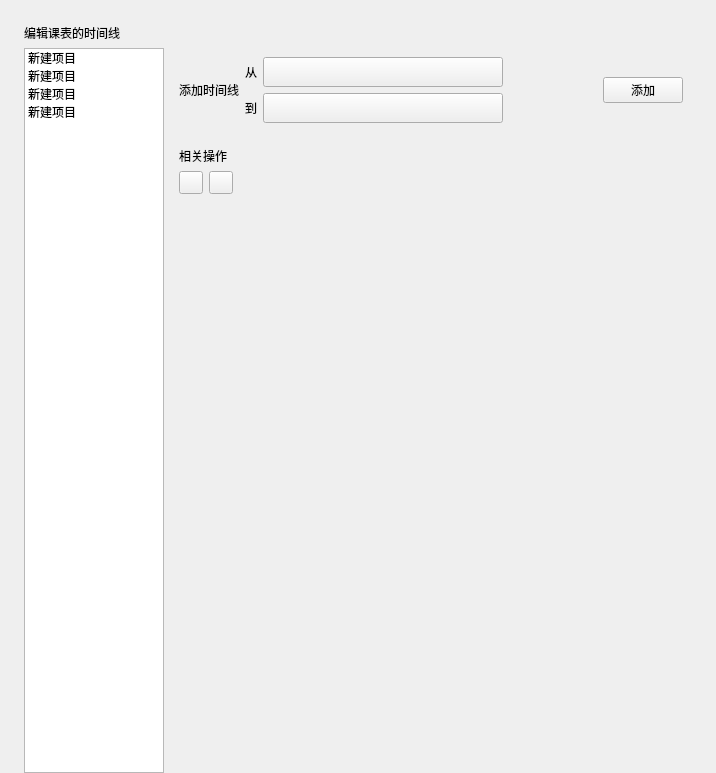
Qt form Resource/ui/set_classes_time.ui (Yamikani-Flipped/LingYun-Class-Widgets) before a commit.
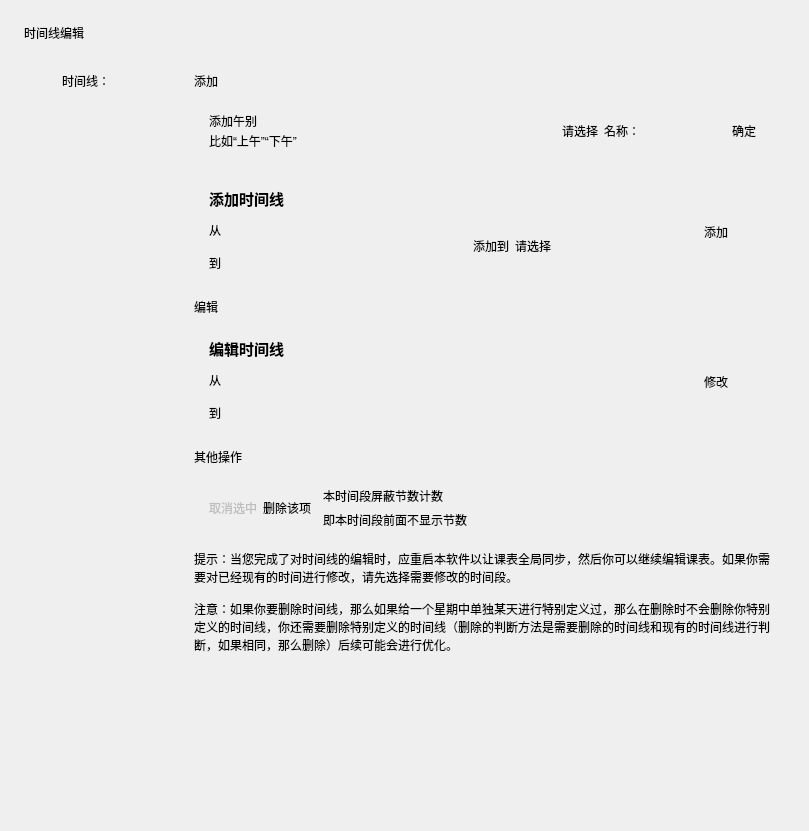
The same form after that commit. Icons and pictures are not drawn. Custom widgets are drawn as their Qt base class.

Patch:
```diff
--- a/Resource/ui/set_classes_time.ui
+++ b/Resource/ui/set_classes_time.ui
@@ -6,8 +6,8 @@
    <rect>
     <x>0</x>
     <y>0</y>
-    <width>716</width>
-    <height>773</height>
+    <width>809</width>
+    <height>831</height>
    </rect>
   </property>
   <property name="sizePolicy">
@@ -35,148 +35,402 @@
    <item row="0" column="0">
     <widget class="TitleLabel" name="TitleLabel">
      <property name="text">
-      <string>编辑课表的时间线</string>
+      <string>时间线编辑</string>
      </property>
     </widget>
    </item>
    <item row="1" column="0">
-    <layout class="QGridLayout" name="gridLayout_4">
-     <item row="0" column="0">
-      <widget class="ListWidget" name="ListWidget">
-       <property name="maximumSize">
-        <size>
-         <width>140</width>
-         <height>16777215</height>
-        </size>
-       </property>
+    <widget class="SmoothScrollArea" name="sm">
+     <property name="styleSheet">
+      <string notr="true">background: transparent; border: none</string>
+     </property>
+     <property name="widgetResizable">
+      <bool>true</bool>
+     </property>
+     <widget class="QWidget" name="scrollAreaWidgetContents">
+      <property name="geometry">
+       <rect>
+        <x>0</x>
+        <y>0</y>
+        <width>761</width>
+        <height>763</height>
+       </rect>
+      </property>
+      <layout class="QHBoxLayout" name="horizontalLayout_7">
        <item>
-        <property name="text">
-         <string>新建项目</string>
-        </property>
-       </item>
-       <item>
-        <property name="text">
-         <string>新建项目</string>
-        </property>
-       </item>
-       <item>
-        <property name="text">
-         <string>新建项目</string>
-        </property>
-       </item>
-       <item>
-        <property name="text">
-         <string>新建项目</string>
-        </property>
-       </item>
-      </widget>
-     </item>
-     <item row="0" column="1">
-      <layout class="QVBoxLayout" name="verticalLayout">
-       <item>
-        <widget class="CardWidget" name="CardWidget">
-         <layout class="QHBoxLayout" name="horizontalLayout_2">
-          <item>
-           <layout class="QHBoxLayout" name="horizontalLayout_3">
-            <item>
-             <widget class="BodyLabel" name="BodyLabel">
-              <property name="text">
-               <string>添加时间线</string>
+        <layout class="QHBoxLayout" name="horizontalLayout_6">
+         <property name="leftMargin">
+          <number>5</number>
+         </property>
+         <property name="topMargin">
+          <number>15</number>
+         </property>
+         <property name="rightMargin">
+          <number>5</number>
+         </property>
+         <item>
+          <layout class="QVBoxLayout" name="verticalLayout_7">
+           <item>
+            <layout class="QHBoxLayout" name="horizontalLayout">
+             <item>
+              <widget class="BodyLabel" name="BodyLabel_10">
+               <property name="text">
+                <string>时间线：</string>
+               </property>
+               <property name="alignment">
+                <set>Qt::AlignRight|Qt::AlignTrailing|Qt::AlignVCenter</set>
+               </property>
+              </widget>
+             </item>
+             <item>
+              <widget class="ComboBox" name="week_ComboBox">
+               <property name="styleSheet">
+                <string notr="true">ComboBox {
+    border: 1px solid rgba(0, 0, 0, 0.073);
+    border-radius: 5px;
+    border-bottom: 1px solid rgba(0, 0, 0, 0.183);
+    padding: 5px 31px 6px 11px;
+    /* font: 14px 'Segoe UI', 'Microsoft YaHei', 'PingFang SC'; */
+    color: black;
+    background-color: rgba(255, 255, 255, 0.7);
+    text-align: left;
+    outline: none;
+}
+
+ComboBox:hover {
+    background-color: rgba(249, 249, 249, 0.5);
+}
+
+ComboBox:pressed {
+    background-color: rgba(249, 249, 249, 0.3);
+    border-bottom: 1px solid rgba(0, 0, 0, 0.073);
+    color: rgba(0, 0, 0, 0.63);
+}
+
+ComboBox:disabled {
+    color: rgba(0, 0, 0, 0.36);
+    background: rgba(249, 249, 249, 0.3);
+    border: 1px solid rgba(0, 0, 0, 0.06);
+    border-bottom: 1px solid rgba(0, 0, 0, 0.06);
+}
+
+ComboBox[isPlaceholderText=true] {
+    color: rgba(0, 0, 0, 0.6063);
+}</string>
+               </property>
+              </widget>
+             </item>
+            </layout>
+           </item>
+           <item>
+            <widget class="ListWidget" name="ListWidget_time">
+             <property name="enabled">
+              <bool>true</bool>
+             </property>
+             <property name="minimumSize">
+              <size>
+               <width>120</width>
+               <height>0</height>
+              </size>
+             </property>
+             <property name="maximumSize">
+              <size>
+               <width>150</width>
+               <height>16777215</height>
+              </size>
+             </property>
+            </widget>
+           </item>
+          </layout>
+         </item>
+         <item>
+          <layout class="QVBoxLayout" name="verticalLayout">
+           <item>
+            <widget class="SubtitleLabel" name="SubtitleLabel">
+             <property name="text">
+              <string>添加</string>
+             </property>
+            </widget>
+           </item>
+           <item>
+            <widget class="CardWidget" name="CardWidget1">
+             <property name="minimumSize">
+              <size>
+               <width>0</width>
+               <height>70</height>
+              </size>
+             </property>
+             <property name="maximumSize">
+              <size>
+               <width>16777215</width>
+               <height>70</height>
+              </size>
+             </property>
+             <layout class="QHBoxLayout" name="horizontalLayout_8">
+              <property name="leftMargin">
+               <number>15</number>
               </property>
-             </widget>
-            </item>
-            <item>
-             <layout class="QFormLayout" name="formLayout">
-              <item row="0" column="0">
-               <widget class="BodyLabel" name="BodyLabel_3">
-                <property name="text">
-                 <string>从</string>
+              <property name="topMargin">
+               <number>15</number>
+              </property>
+              <property name="rightMargin">
+               <number>15</number>
+              </property>
+              <property name="bottomMargin">
+               <number>15</number>
+              </property>
+              <item>
+               <layout class="QVBoxLayout" name="verticalLayout_5">
+                <property name="spacing">
+                 <number>0</number>
                 </property>
-               </widget>
+                <item>
+                 <widget class="StrongBodyLabel" name="add_label_1">
+                  <property name="sizePolicy">
+                   <sizepolicy hsizetype="Expanding" vsizetype="Preferred">
+                    <horstretch>0</horstretch>
+                    <verstretch>0</verstretch>
+                   </sizepolicy>
+                  </property>
+                  <property name="text">
+                   <string>添加午别</string>
+                  </property>
+                 </widget>
+                </item>
+                <item>
+                 <widget class="CaptionLabel" name="add_label_2">
+                  <property name="text">
+                   <string>比如“上午”“下午”</string>
+                  </property>
+                  <property name="wordWrap">
+                   <bool>true</bool>
+                  </property>
+                  <property name="lightColor" stdset="0">
+                   <color alpha="150">
+                    <red>0</red>
+                    <green>0</green>
+                    <blue>0</blue>
+                   </color>
+                  </property>
+                  <property name="darkColor" stdset="0">
+                   <color alpha="200">
+                    <red>255</red>
+                    <green>255</green>
+                    <blue>255</blue>
+                   </color>
+                  </property>
+                 </widget>
+                </item>
+               </layout>
               </item>
-              <item row="0" column="1">
-               <widget class="TimePicker" name="TimePicker">
-                <property name="minimumSize">
+              <item>
+               <spacer name="horizontalSpacer_2">
+                <property name="orientation">
+                 <enum>Qt::Horizontal</enum>
+                </property>
+                <property name="sizeHint" stdset="0">
                  <size>
-                  <width>240</width>
-                  <height>30</height>
+                  <width>40</width>
+                  <height>20</height>
                  </size>
                 </property>
+               </spacer>
+              </item>
+              <item>
+               <widget class="ComboBox" name="name_box">
+                <property name="text">
+                 <string>请选择</string>
+                </property>
                </widget>
               </item>
-              <item row="1" column="0">
-               <widget class="BodyLabel" name="BodyLabel_4">
+              <item>
+               <widget class="BodyLabel" name="name_label">
                 <property name="text">
-                 <string>到</string>
+                 <string>名称：</string>
                 </property>
                </widget>
               </item>
-              <item row="1" column="1">
-               <widget class="TimePicker" name="TimePicker_4">
+              <item>
+               <widget class="TextEdit" name="name_edit">
                 <property name="minimumSize">
                  <size>
-                  <width>240</width>
-                  <height>30</height>
+                  <width>0</width>
+                  <height>0</height>
                  </size>
+                </property>
+                <property name="maximumSize">
+                 <size>
+                  <width>80</width>
+                  <height>35</height>
+                 </size>
+                </property>
+               </widget>
+              </item>
+              <item>
+               <widget class="PushButton" name="add_Button">
+                <property name="text">
+                 <string>确定</string>
+                </property>
+                <property name="icon">
+                 <iconset theme="DELETE">
+                  <normaloff>C:/Users/username</normaloff>C:/Users/username</iconset>
+                </property>
+                <property name="hasIcon" stdset="0">
+                 <bool>false</bool>
                 </property>
                </widget>
               </item>
              </layout>
-            </item>
-           </layout>
-          </item>
-          <item>
-           <spacer name="horizontalSpacer_2">
-            <property name="orientation">
-             <enum>Qt::Horizontal</enum>
-            </property>
-            <property name="sizeHint" stdset="0">
-             <size>
-              <width>40</width>
-              <height>20</height>
-             </size>
-            </property>
-           </spacer>
-          </item>
-          <item>
-           <widget class="PrimaryPushButton" name="PrimaryPushButton">
-            <property name="minimumSize">
-             <size>
-              <width>80</width>
-              <height>0</height>
-             </size>
-            </property>
-            <property name="text">
-             <string>添加</string>
-            </property>
-           </widget>
-          </item>
-         </layout>
-        </widget>
-       </item>
-       <item>
-        <widget class="CardWidget" name="CardWidget_2">
-         <layout class="QHBoxLayout" name="horizontalLayout_4">
-          <item>
-           <layout class="QVBoxLayout" name="verticalLayout_3">
-            <item>
-             <widget class="BodyLabel" name="BodyLabel_2">
-              <property name="text">
-               <string>相关操作</string>
+            </widget>
+           </item>
+           <item>
+            <widget class="CardWidget" name="CardWidget2">
+             <property name="maximumSize">
+              <size>
+               <width>16777215</width>
+               <height>120</height>
+              </size>
+             </property>
+             <layout class="QHBoxLayout" name="horizontalLayout_2">
+              <property name="leftMargin">
+               <number>15</number>
               </property>
-             </widget>
-            </item>
-            <item>
-             <layout class="QHBoxLayout" name="horizontalLayout_5">
+              <property name="topMargin">
+               <number>15</number>
+              </property>
+              <property name="rightMargin">
+               <number>15</number>
+              </property>
+              <property name="bottomMargin">
+               <number>15</number>
+              </property>
               <item>
-               <widget class="ToolButton" name="ToolButton">
-                <property name="text">
-                 <string/>
-                </property>
-               </widget>
-              </item>
-              <item>
-               <widget class="PrimaryToolButton" name="PrimaryToolButton"/>
+               <layout class="QVBoxLayout" name="verticalLayout_2">
+                <item>
+                 <widget class="BodyLabel" name="BodyLabel_3">
+                  <property name="font">
+                   <font>
+                    <family>微软雅黑</family>
+                    <pointsize>11</pointsize>
+                    <weight>75</weight>
+                    <bold>true</bold>
+                   </font>
+                  </property>
+                  <property name="text">
+                   <string>添加时间线</string>
+                  </property>
+                 </widget>
+                </item>
+                <item>
+                 <layout class="QFormLayout" name="formLayout_2">
+                  <item row="0" column="0">
+                   <layout class="QFormLayout" name="formLayout_3">
+                    <item row="0" column="0">
+                     <widget class="BodyLabel" name="BodyLabel_6">
+                      <property name="text">
+                       <string>从</string>
+                      </property>
+                     </widget>
+                    </item>
+                    <item row="0" column="1">
+                     <widget class="TimePicker" name="TimePicker_from">
+                      <property name="minimumSize">
+                       <size>
+                        <width>240</width>
+                        <height>30</height>
+                       </size>
+                      </property>
+                      <property name="text">
+                       <string/>
+                      </property>
+                      <property name="secondVisible">
+                       <bool>false</bool>
+                      </property>
+                     </widget>
+                    </item>
+                    <item row="1" column="0">
+                     <widget class="BodyLabel" name="BodyLabel_7">
+                      <property name="text">
+                       <string>到</string>
+                      </property>
+                     </widget>
+                    </item>
+                    <item row="1" column="1">
+                     <widget class="TimePicker" name="TimePicker_to">
+                      <property name="minimumSize">
+                       <size>
+                        <width>240</width>
+                        <height>30</height>
+                       </size>
+                      </property>
+                     </widget>
+                    </item>
+                   </layout>
+                  </item>
+                  <item row="0" column="1">
+                   <layout class="QVBoxLayout" name="verticalLayout_3">
+                    <item>
+                     <spacer name="verticalSpacer_2">
+                      <property name="orientation">
+                       <enum>Qt::Vertical</enum>
+                      </property>
+                      <property name="sizeHint" stdset="0">
+                       <size>
+                        <width>20</width>
+                        <height>40</height>
+                       </size>
+                      </property>
+                     </spacer>
+                    </item>
+                    <item>
+                     <layout class="QHBoxLayout" name="horizontalLayout_5">
+                      <item>
+                       <widget class="BodyLabel" name="BodyLabel_5">
+                        <property name="text">
+                         <string>添加到</string>
+                        </property>
+                       </widget>
+                      </item>
+                      <item>
+                       <widget class="ComboBox" name="add_name_box">
+                        <property name="text">
+                         <string>请选择</string>
+                        </property>
+                       </widget>
+                      </item>
+                      <item>
+                       <spacer name="horizontalSpacer_4">
+                        <property name="orientation">
+                         <enum>Qt::Horizontal</enum>
+                        </property>
+                        <property name="sizeHint" stdset="0">
+                         <size>
+                          <width>40</width>
+                          <height>20</height>
+                         </size>
+                        </property>
+                       </spacer>
+                      </item>
+                     </layout>
+                    </item>
+                    <item>
+                     <spacer name="verticalSpacer_3">
+                      <property name="orientation">
+                       <enum>Qt::Vertical</enum>
+                      </property>
+                      <property name="sizeHint" stdset="0">
+                       <size>
+                        <width>20</width>
+                        <height>40</height>
+                       </size>
+                      </property>
+                     </spacer>
+                    </item>
+                   </layout>
+                  </item>
+                 </layout>
+                </item>
+               </layout>
               </item>
               <item>
                <spacer name="horizontalSpacer_3">
@@ -191,33 +445,326 @@
                 </property>
                </spacer>
               </item>
+              <item>
+               <widget class="PrimaryPushButton" name="addtime_Button">
+                <property name="minimumSize">
+                 <size>
+                  <width>80</width>
+                  <height>0</height>
+                 </size>
+                </property>
+                <property name="text">
+                 <string>添加</string>
+                </property>
+                <property name="hasIcon" stdset="0">
+                 <bool>false</bool>
+                </property>
+               </widget>
+              </item>
              </layout>
-            </item>
-           </layout>
-          </item>
-         </layout>
-        </widget>
-       </item>
-       <item>
-        <spacer name="verticalSpacer">
-         <property name="orientation">
-          <enum>Qt::Vertical</enum>
-         </property>
-         <property name="sizeHint" stdset="0">
-          <size>
-           <width>20</width>
-           <height>40</height>
-          </size>
-         </property>
-        </spacer>
+            </widget>
+           </item>
+           <item>
+            <widget class="SubtitleLabel" name="edit_Label">
+             <property name="text">
+              <string>编辑</string>
+             </property>
+            </widget>
+           </item>
+           <item>
+            <widget class="CardWidget" name="CardWidget4">
+             <property name="maximumSize">
+              <size>
+               <width>16777215</width>
+               <height>120</height>
+              </size>
+             </property>
+             <layout class="QHBoxLayout" name="horizontalLayout_3">
+              <property name="leftMargin">
+               <number>15</number>
+              </property>
+              <property name="topMargin">
+               <number>15</number>
+              </property>
+              <property name="rightMargin">
+               <number>15</number>
+              </property>
+              <property name="bottomMargin">
+               <number>15</number>
+              </property>
+              <item>
+               <layout class="QVBoxLayout" name="verticalLayout_4">
+                <item>
+                 <widget class="BodyLabel" name="BodyLabel_4">
+                  <property name="font">
+                   <font>
+                    <family>微软雅黑</family>
+                    <pointsize>11</pointsize>
+                    <weight>75</weight>
+                    <bold>true</bold>
+                   </font>
+                  </property>
+                  <property name="text">
+                   <string>编辑时间线</string>
+                  </property>
+                 </widget>
+                </item>
+                <item>
+                 <layout class="QFormLayout" name="formLayout_4">
+                  <item row="0" column="0">
+                   <layout class="QFormLayout" name="formLayout_5">
+                    <item row="0" column="0">
+                     <widget class="BodyLabel" name="BodyLabel_8">
+                      <property name="text">
+                       <string>从</string>
+                      </property>
+                     </widget>
+                    </item>
+                    <item row="0" column="1">
+                     <widget class="TimePicker" name="TimePicker_from_edit">
+                      <property name="minimumSize">
+                       <size>
+                        <width>240</width>
+                        <height>30</height>
+                       </size>
+                      </property>
+                      <property name="text">
+                       <string/>
+                      </property>
+                      <property name="secondVisible">
+                       <bool>false</bool>
+                      </property>
+                     </widget>
+                    </item>
+                    <item row="1" column="0">
+                     <widget class="BodyLabel" name="BodyLabel_9">
+                      <property name="text">
+                       <string>到</string>
+                      </property>
+                     </widget>
+                    </item>
+                    <item row="1" column="1">
+                     <widget class="TimePicker" name="TimePicker_to_edit">
+                      <property name="minimumSize">
+                       <size>
+                        <width>240</width>
+                        <height>30</height>
+                       </size>
+                      </property>
+                     </widget>
+                    </item>
+                   </layout>
+                  </item>
+                 </layout>
+                </item>
+               </layout>
+              </item>
+              <item>
+               <spacer name="horizontalSpacer_6">
+                <property name="orientation">
+                 <enum>Qt::Horizontal</enum>
+                </property>
+                <property name="sizeHint" stdset="0">
+                 <size>
+                  <width>40</width>
+                  <height>20</height>
+                 </size>
+                </property>
+               </spacer>
+              </item>
+              <item>
+               <widget class="PrimaryPushButton" name="edit_Button">
+                <property name="minimumSize">
+                 <size>
+                  <width>80</width>
+                  <height>0</height>
+                 </size>
+                </property>
+                <property name="text">
+                 <string>修改</string>
+                </property>
+                <property name="hasIcon" stdset="0">
+                 <bool>false</bool>
+                </property>
+               </widget>
+              </item>
+             </layout>
+            </widget>
+           </item>
+           <item>
+            <widget class="SubtitleLabel" name="SubtitleLabel_2">
+             <property name="text">
+              <string>其他操作</string>
+             </property>
+            </widget>
+           </item>
+           <item>
+            <widget class="CardWidget" name="CardWidget3">
+             <property name="minimumSize">
+              <size>
+               <width>0</width>
+               <height>70</height>
+              </size>
+             </property>
+             <layout class="QHBoxLayout" name="horizontalLayout_4">
+              <property name="leftMargin">
+               <number>15</number>
+              </property>
+              <property name="topMargin">
+               <number>15</number>
+              </property>
+              <property name="rightMargin">
+               <number>15</number>
+              </property>
+              <property name="bottomMargin">
+               <number>15</number>
+              </property>
+              <item>
+               <widget class="PushButton" name="cancel_Button">
+                <property name="enabled">
+                 <bool>false</bool>
+                </property>
+                <property name="text">
+                 <string>取消选中</string>
+                </property>
+               </widget>
+              </item>
+              <item>
+               <widget class="PushButton" name="del_Button">
+                <property name="text">
+                 <string>删除该项</string>
+                </property>
+                <property name="icon">
+                 <iconset theme="DELETE">
+                  <normaloff>C:/Users/username</normaloff>C:/Users/username</iconset>
+                </property>
+                <property name="hasIcon" stdset="0">
+                 <bool>false</bool>
+                </property>
+               </widget>
+              </item>
+              <item>
+               <widget class="VerticalSeparator" name="VerticalSeparator"/>
+              </item>
+              <item>
+               <layout class="QVBoxLayout" name="verticalLayout_6">
+                <item>
+                 <widget class="BodyLabel" name="BodyLabel_2">
+                  <property name="text">
+                   <string>本时间段屏蔽节数计数</string>
+                  </property>
+                 </widget>
+                </item>
+                <item>
+                 <widget class="CaptionLabel" name="CaptionLabel">
+                  <property name="text">
+                   <string>即本时间段前面不显示节数</string>
+                  </property>
+                  <property name="lightColor" stdset="0">
+                   <color>
+                    <red>129</red>
+                    <green>129</green>
+                    <blue>129</blue>
+                   </color>
+                  </property>
+                  <property name="darkColor" stdset="0">
+                   <color>
+                    <red>145</red>
+                    <green>145</green>
+                    <blue>145</blue>
+                   </color>
+                  </property>
+                 </widget>
+                </item>
+               </layout>
+              </item>
+              <item>
+               <widget class="SwitchButton" name="Counter_SwitchButton">
+                <property name="enabled">
+                 <bool>true</bool>
+                </property>
+                <property name="onText">
+                 <string>开</string>
+                </property>
+                <property name="offText">
+                 <string>关</string>
+                </property>
+               </widget>
+              </item>
+              <item>
+               <spacer name="horizontalSpacer">
+                <property name="orientation">
+                 <enum>Qt::Horizontal</enum>
+                </property>
+                <property name="sizeHint" stdset="0">
+                 <size>
+                  <width>40</width>
+                  <height>20</height>
+                 </size>
+                </property>
+               </spacer>
+              </item>
+             </layout>
+            </widget>
+           </item>
+           <item>
+            <widget class="BodyLabel" name="BodyLabel">
+             <property name="text">
+              <string>提示：当您完成了对时间线的编辑时，应重启本软件以让课表全局同步，然后你可以继续编辑课表。如果你需要对已经现有的时间进行修改，请先选择需要修改的时间段。
+
+注意：如果你要删除时间线，那么如果给一个星期中单独某天进行特别定义过，那么在删除时不会删除你特别定义的时间线，你还需要删除特别定义的时间线（删除的判断方法是需要删除的时间线和现有的时间线进行判断，如果相同，那么删除）后续可能会进行优化。</string>
+             </property>
+             <property name="textFormat">
+              <enum>Qt::PlainText</enum>
+             </property>
+             <property name="wordWrap">
+              <bool>true</bool>
+             </property>
+             <property name="lightColor" stdset="0">
+              <color>
+               <red>111</red>
+               <green>111</green>
+               <blue>111</blue>
+              </color>
+             </property>
+             <property name="darkColor" stdset="0">
+              <color>
+               <red>179</red>
+               <green>179</green>
+               <blue>179</blue>
+              </color>
+             </property>
+            </widget>
+           </item>
+           <item>
+            <spacer name="verticalSpacer">
+             <property name="orientation">
+              <enum>Qt::Vertical</enum>
+             </property>
+             <property name="sizeHint" stdset="0">
+              <size>
+               <width>20</width>
+               <height>40</height>
+              </size>
+             </property>
+            </spacer>
+           </item>
+          </layout>
+         </item>
+        </layout>
        </item>
       </layout>
-     </item>
-    </layout>
+     </widget>
+    </widget>
    </item>
   </layout>
  </widget>
  <customwidgets>
+  <customwidget>
+   <class>ComboBox</class>
+   <extends>QPushButton</extends>
+   <header>qfluentwidgets</header>
+  </customwidget>
   <customwidget>
    <class>PushButton</class>
    <extends>QPushButton</extends>
@@ -229,13 +776,13 @@
    <header>qfluentwidgets</header>
   </customwidget>
   <customwidget>
-   <class>ToolButton</class>
-   <extends>QToolButton</extends>
+   <class>SwitchButton</class>
+   <extends>QWidget</extends>
    <header>qfluentwidgets</header>
   </customwidget>
   <customwidget>
-   <class>PrimaryToolButton</class>
-   <extends>ToolButton</extends>
+   <class>VerticalSeparator</class>
+   <extends>QWidget</extends>
    <header>qfluentwidgets</header>
   </customwidget>
   <customwidget>
@@ -244,21 +791,47 @@
    <header>qfluentwidgets</header>
    <container>1</container>
   </customwidget>
+  <customwidget>
+   <class>SmoothScrollArea</class>
+   <extends>QScrollArea</extends>
+   <header>qfluentwidgets</header>
+   <container>1</container>
+  </customwidget>
   <customwidget>
    <class>TimePicker</class>
    <extends>QPushButton</extends>
    <header>qfluentwidgets</header>
   </customwidget>
+  <customwidget>
+   <class>CaptionLabel</class>
+   <extends>QLabel</extends>
+   <header>qfluentwidgets</header>
+  </customwidget>
   <customwidget>
    <class>BodyLabel</class>
    <extends>QLabel</extends>
    <header>qfluentwidgets</header>
   </customwidget>
+  <customwidget>
+   <class>StrongBodyLabel</class>
+   <extends>QLabel</extends>
+   <header>qfluentwidgets</header>
+  </customwidget>
+  <customwidget>
+   <class>SubtitleLabel</class>
+   <extends>QLabel</extends>
+   <header>qfluentwidgets</header>
+  </customwidget>
   <customwidget>
    <class>TitleLabel</class>
    <extends>QLabel</extends>
    <header>qfluentwidgets</header>
   </customwidget>
+  <customwidget>
+   <class>TextEdit</class>
+   <extends>QTextEdit</extends>
+   <header>qfluentwidgets</header>
+  </customwidget>
   <customwidget>
    <class>ListWidget</class>
    <extends>QListWidget</extends>
```
